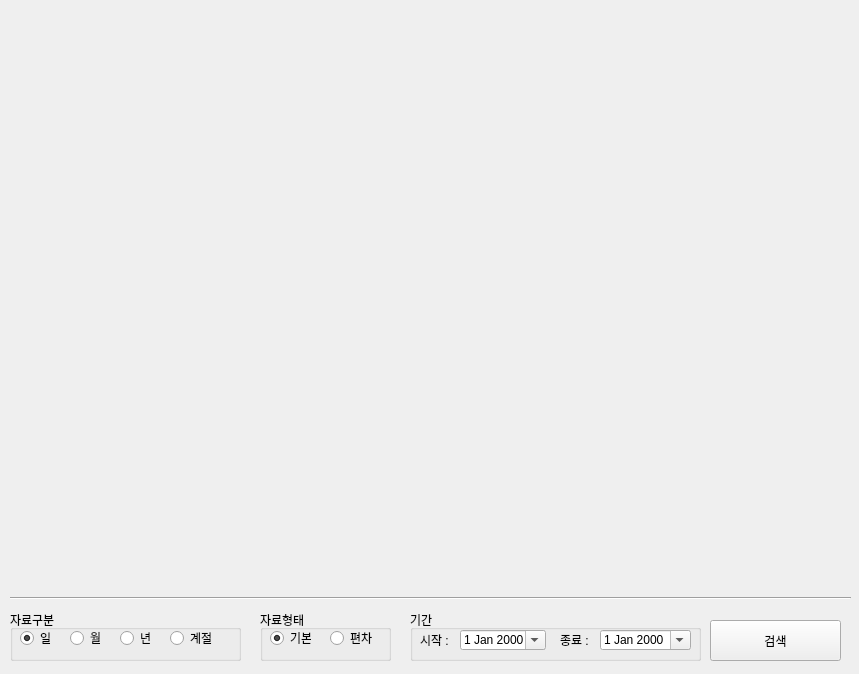
Above: simple_project/data_analysis/seoul_temperature/ui/seoul_temp_graph.ui from benzoa/pythonStudy before the change. Below: the same form after it.
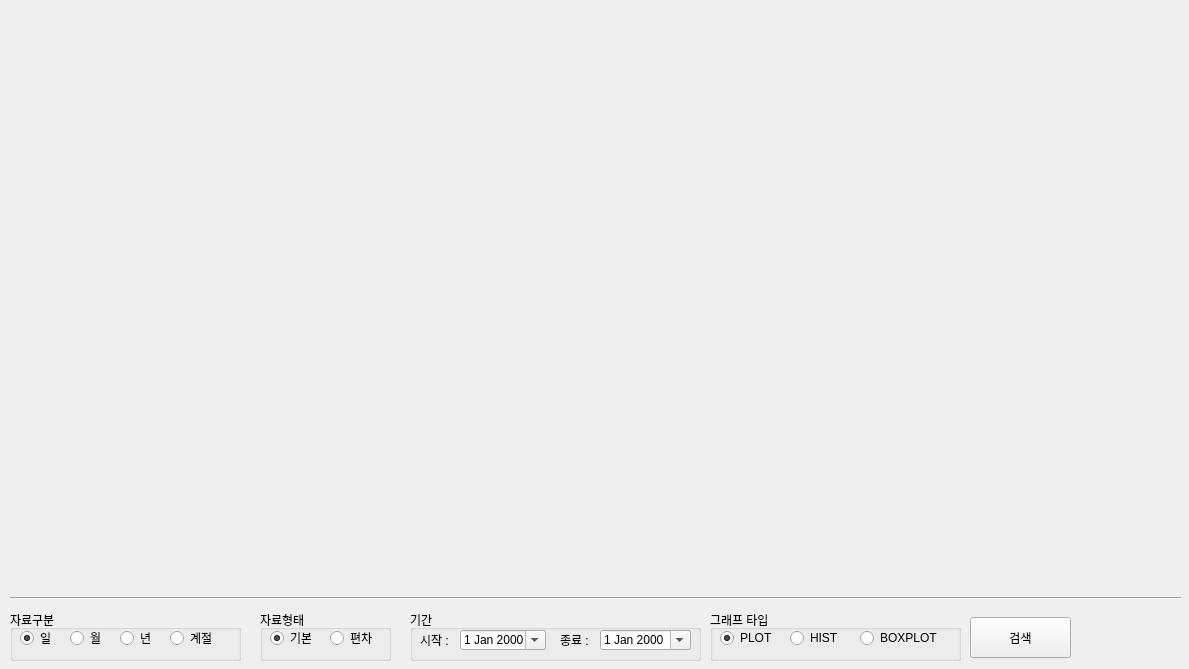
That is the form after the change.

Commit message: Add graph item to ui

```diff
--- a/simple_project/data_analysis/seoul_temperature/ui/seoul_temp_graph.ui
+++ b/simple_project/data_analysis/seoul_temperature/ui/seoul_temp_graph.ui
@@ -6,8 +6,8 @@
    <rect>
     <x>0</x>
     <y>0</y>
-    <width>859</width>
-    <height>674</height>
+    <width>1189</width>
+    <height>669</height>
    </rect>
   </property>
   <property name="windowTitle">
@@ -132,9 +132,9 @@
   <widget class="QPushButton" name="search">
    <property name="geometry">
     <rect>
-     <x>710</x>
-     <y>620</y>
-     <width>131</width>
+     <x>970</x>
+     <y>617</y>
+     <width>101</width>
      <height>41</height>
     </rect>
    </property>
@@ -147,7 +147,7 @@
     <rect>
      <x>10</x>
      <y>590</y>
-     <width>841</width>
+     <width>1171</width>
      <height>16</height>
     </rect>
    </property>
@@ -225,12 +225,67 @@
     <rect>
      <x>10</x>
      <y>10</y>
-     <width>841</width>
+     <width>1171</width>
      <height>581</height>
     </rect>
    </property>
    <layout class="QVBoxLayout" name="verticalLayout_2"/>
   </widget>
+  <widget class="QGroupBox" name="groupBox_4">
+   <property name="geometry">
+    <rect>
+     <x>710</x>
+     <y>610</y>
+     <width>251</width>
+     <height>51</height>
+    </rect>
+   </property>
+   <property name="title">
+    <string>그래프 타입</string>
+   </property>
+   <widget class="QRadioButton" name="plot">
+    <property name="geometry">
+     <rect>
+      <x>10</x>
+      <y>20</y>
+      <width>61</width>
+      <height>16</height>
+     </rect>
+    </property>
+    <property name="text">
+     <string>PLOT</string>
+    </property>
+    <property name="checked">
+     <bool>true</bool>
+    </property>
+   </widget>
+   <widget class="QRadioButton" name="hist">
+    <property name="geometry">
+     <rect>
+      <x>80</x>
+      <y>20</y>
+      <width>61</width>
+      <height>16</height>
+     </rect>
+    </property>
+    <property name="text">
+     <string>HIST</string>
+    </property>
+   </widget>
+   <widget class="QRadioButton" name="boxplot">
+    <property name="geometry">
+     <rect>
+      <x>150</x>
+      <y>20</y>
+      <width>91</width>
+      <height>16</height>
+     </rect>
+    </property>
+    <property name="text">
+     <string>BOXPLOT</string>
+    </property>
+   </widget>
+  </widget>
  </widget>
  <resources/>
  <connections/>
```
